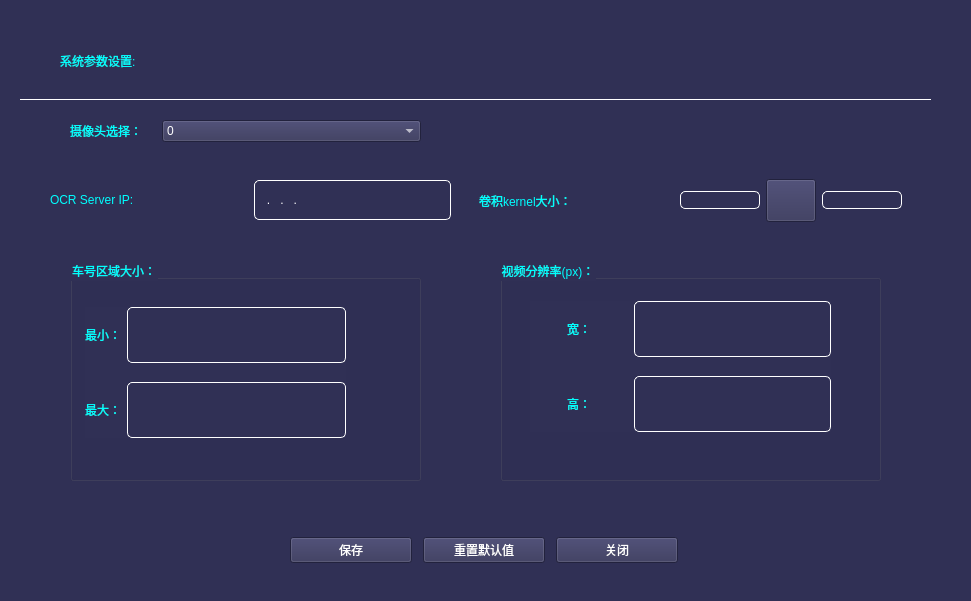
First picture: the form in pramaSetup.ui, repository yangyi1976/visualProductPass, before the edit.
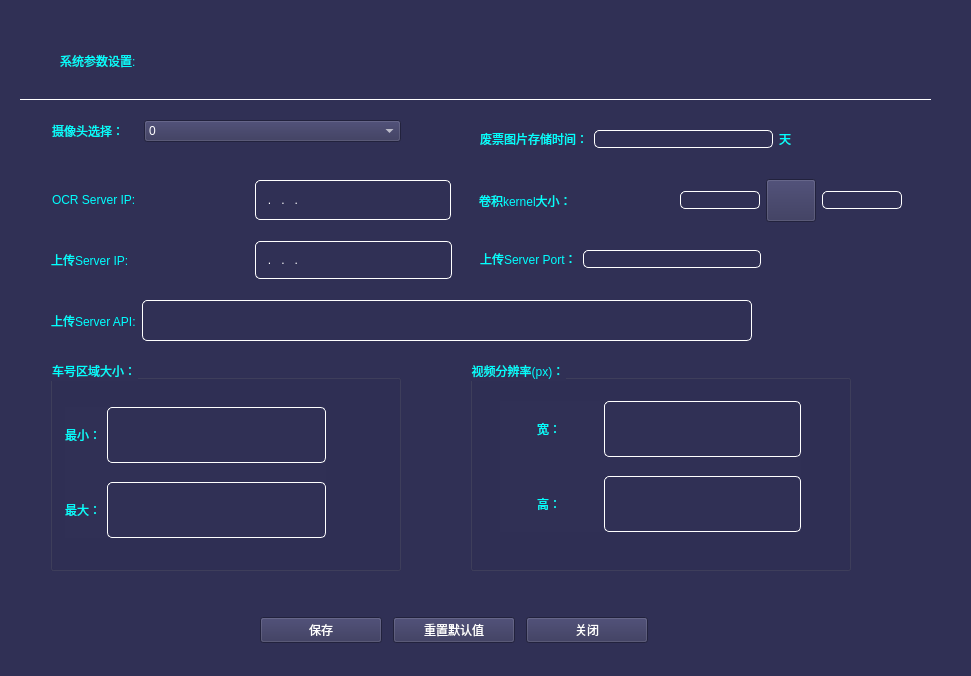
Second picture: the form after the edit.

What changed in the file:
```diff
--- a/pramaSetup.ui
+++ b/pramaSetup.ui
@@ -7,7 +7,7 @@
     <x>0</x>
     <y>0</y>
     <width>971</width>
-    <height>601</height>
+    <height>676</height>
    </rect>
   </property>
   <property name="windowTitle">
@@ -57,10 +57,10 @@
   <widget class="QGroupBox" name="groupBox_2">
    <property name="geometry">
     <rect>
-     <x>500</x>
-     <y>260</y>
+     <x>470</x>
+     <y>360</y>
      <width>381</width>
-     <height>221</height>
+     <height>211</height>
     </rect>
    </property>
    <property name="styleSheet">
@@ -165,8 +165,8 @@
   <widget class="QWidget" name="layoutWidget">
    <property name="geometry">
     <rect>
-     <x>290</x>
-     <y>510</y>
+     <x>260</x>
+     <y>590</y>
      <width>388</width>
      <height>81</height>
     </rect>
@@ -247,10 +247,10 @@
   <widget class="QGroupBox" name="groupBox">
    <property name="geometry">
     <rect>
-     <x>70</x>
-     <y>260</y>
+     <x>50</x>
+     <y>360</y>
      <width>351</width>
-     <height>221</height>
+     <height>211</height>
     </rect>
    </property>
    <property name="styleSheet">
@@ -425,6 +425,9 @@
     </rect>
    </property>
    <layout class="QHBoxLayout" name="horizontalLayout_4">
+    <property name="leftMargin">
+     <number>2</number>
+    </property>
     <item>
      <widget class="QLabel" name="label_3">
       <property name="styleSheet">
@@ -461,7 +464,7 @@
     <rect>
      <x>50</x>
      <y>120</y>
-     <width>411</width>
+     <width>391</width>
      <height>51</height>
     </rect>
    </property>
@@ -476,7 +479,7 @@
      <number>20</number>
     </property>
     <property name="leftMargin">
-     <number>20</number>
+     <number>2</number>
     </property>
     <property name="rightMargin">
      <number>40</number>
@@ -553,6 +556,139 @@
     </item>
    </layout>
   </widget>
+  <widget class="QWidget" name="">
+   <property name="geometry">
+    <rect>
+     <x>51</x>
+     <y>241</y>
+     <width>401</width>
+     <height>38</height>
+    </rect>
+   </property>
+   <layout class="QHBoxLayout" name="horizontalLayout_5">
+    <item>
+     <widget class="QLabel" name="label_8">
+      <property name="styleSheet">
+       <string notr="true">font: 16pt &quot;黑体&quot;;</string>
+      </property>
+      <property name="text">
+       <string>上传Server IP:</string>
+      </property>
+     </widget>
+    </item>
+    <item>
+     <widget class="QLineEdit" name="lnUploadServIP">
+      <property name="sizePolicy">
+       <sizepolicy hsizetype="Preferred" vsizetype="Expanding">
+        <horstretch>0</horstretch>
+        <verstretch>0</verstretch>
+       </sizepolicy>
+      </property>
+      <property name="styleSheet">
+       <string notr="true">border-color: rgb(255, 255, 255);</string>
+      </property>
+      <property name="inputMask">
+       <string>000.000.000.000</string>
+      </property>
+      <property name="alignment">
+       <set>Qt::AlignLeading|Qt::AlignLeft|Qt::AlignVCenter</set>
+      </property>
+     </widget>
+    </item>
+   </layout>
+  </widget>
+  <widget class="QWidget" name="">
+   <property name="geometry">
+    <rect>
+     <x>480</x>
+     <y>240</y>
+     <width>281</width>
+     <height>38</height>
+    </rect>
+   </property>
+   <layout class="QHBoxLayout" name="horizontalLayout_6">
+    <item>
+     <widget class="QLabel" name="label_10">
+      <property name="styleSheet">
+       <string notr="true">font: 16pt &quot;黑体&quot;;</string>
+      </property>
+      <property name="text">
+       <string>上传Server Port：</string>
+      </property>
+     </widget>
+    </item>
+    <item>
+     <widget class="QLineEdit" name="lnUploadServPort"/>
+    </item>
+   </layout>
+  </widget>
+  <widget class="QWidget" name="">
+   <property name="geometry">
+    <rect>
+     <x>480</x>
+     <y>120</y>
+     <width>311</width>
+     <height>38</height>
+    </rect>
+   </property>
+   <layout class="QHBoxLayout" name="horizontalLayout_8">
+    <item>
+     <widget class="QLabel" name="label_12">
+      <property name="styleSheet">
+       <string notr="true">font: 16pt &quot;黑体&quot;;</string>
+      </property>
+      <property name="text">
+       <string>废票图片存储时间：</string>
+      </property>
+     </widget>
+    </item>
+    <item>
+     <widget class="QLineEdit" name="lnFilesStoreDays"/>
+    </item>
+    <item>
+     <widget class="QLabel" name="label_13">
+      <property name="styleSheet">
+       <string notr="true">font: 16pt &quot;黑体&quot;;</string>
+      </property>
+      <property name="text">
+       <string>天</string>
+      </property>
+     </widget>
+    </item>
+   </layout>
+  </widget>
+  <widget class="QWidget" name="">
+   <property name="geometry">
+    <rect>
+     <x>51</x>
+     <y>300</y>
+     <width>701</width>
+     <height>41</height>
+    </rect>
+   </property>
+   <layout class="QHBoxLayout" name="horizontalLayout_7">
+    <item>
+     <widget class="QLabel" name="label_11">
+      <property name="styleSheet">
+       <string notr="true">font: 16pt &quot;黑体&quot;;</string>
+      </property>
+      <property name="text">
+       <string>上传Server API:</string>
+      </property>
+     </widget>
+    </item>
+    <item>
+     <widget class="QLineEdit" name="lnUploadServAPI">
+      <property name="sizePolicy">
+       <sizepolicy hsizetype="Expanding" vsizetype="Preferred">
+        <horstretch>0</horstretch>
+        <verstretch>0</verstretch>
+       </sizepolicy>
+      </property>
+     </widget>
+    </item>
+   </layout>
+  </widget>
  </widget>
  <resources/>
  <connections/>
```
